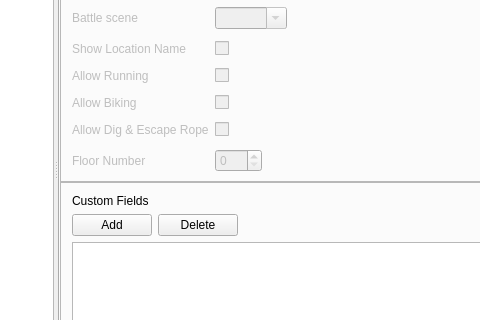
Above: forms/mainwindow.ui from huderlem/porymap before the change; both pictures show x 213 to 693 and y 224 to 544 of the 1117 by 788 pixel window. Below: the same form after it.
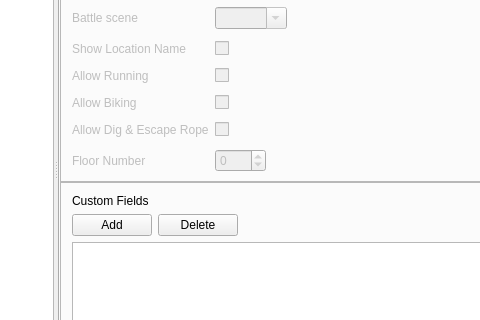
That is the form after the change. The open tabs and pages were chosen to show the change. Icons and pictures are not drawn. Custom widgets are drawn as their Qt base class.

Commit message: Set floor minimum

```diff
--- a/forms/mainwindow.ui
+++ b/forms/mainwindow.ui
@@ -2168,6 +2168,9 @@
               <property name="toolTip">
                <string>&lt;html&gt;&lt;head/&gt;&lt;body&gt;&lt;p&gt;Floor number to be used for maps with elevators.&lt;/p&gt;&lt;/body&gt;&lt;/html&gt;</string>
               </property>
+              <property name="minimum">
+               <number>-128</number>
+              </property>
               <property name="maximum">
                <number>127</number>
               </property>
```
